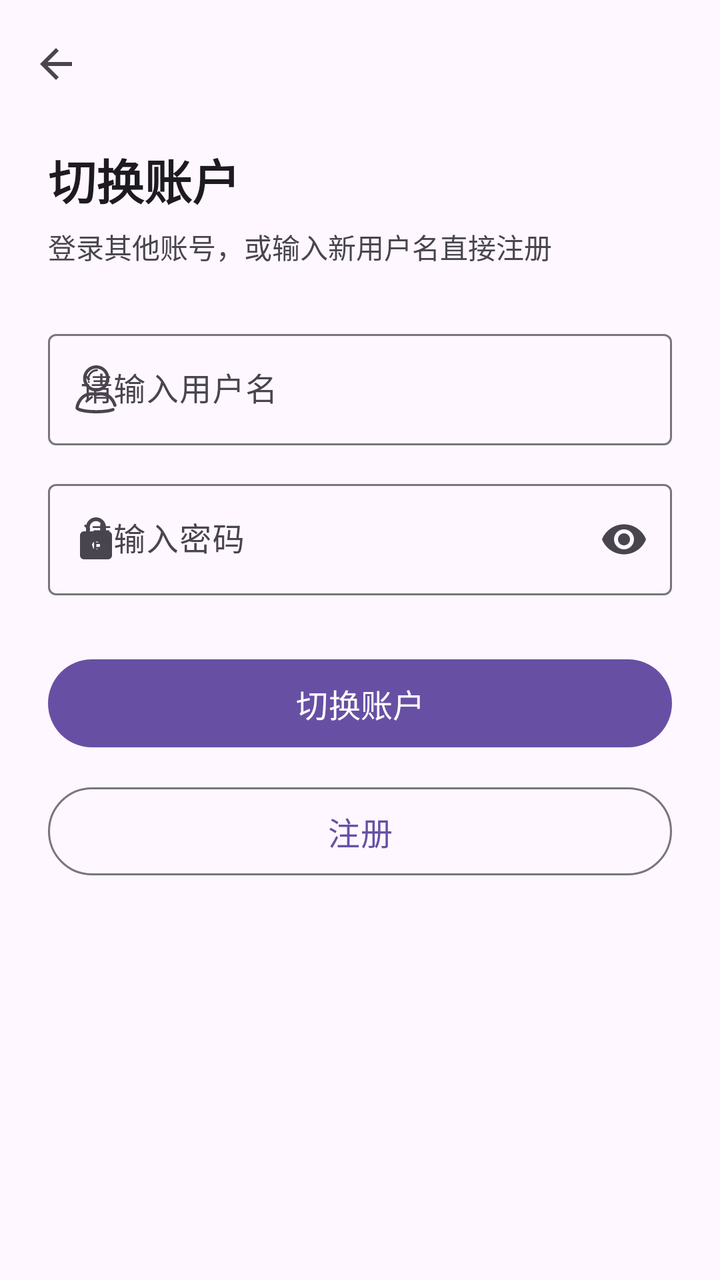
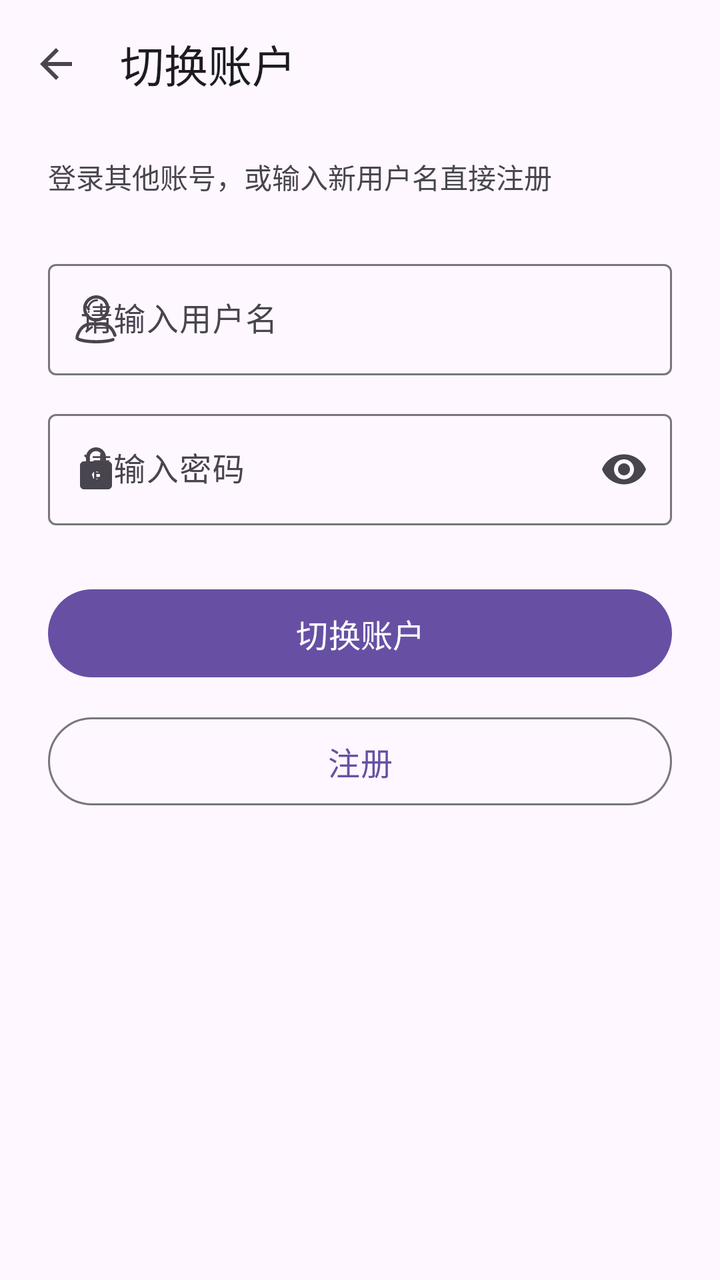

Screens rendered from an Android XML layout before and after an edit, with the pre-edit source and the edit as a unified diff.
<!-- AndroidManifest.xml: application theme Theme.MyProject -->
<!-- res/layout/activity_change_account.xml -->
<?xml version="1.0" encoding="utf-8"?>
<LinearLayout xmlns:android="http://schemas.android.com/apk/res/android"
    xmlns:app="http://schemas.android.com/apk/res-auto"
    xmlns:tools="http://schemas.android.com/tools"
    android:layout_width="match_parent"
    android:layout_height="match_parent"
    android:background="?attr/colorSurface"
    android:fitsSystemWindows="true"
    android:orientation="vertical"
    tools:context=".ui.activity.ChangeAccountActivity">

    
    <com.google.android.material.appbar.MaterialToolbar
        android:id="@+id/toolbar"
        android:layout_width="match_parent"
        android:layout_height="?attr/actionBarSize"
        app:navigationIcon="?attr/homeAsUpIndicator" />

    <ScrollView
        android:id="@+id/main"
        android:layout_width="match_parent"
        android:layout_height="0dp"
        android:layout_weight="1"
        android:fillViewport="true">

        <LinearLayout
            android:layout_width="match_parent"
            android:layout_height="wrap_content"
            android:orientation="vertical"
            android:paddingStart="24dp"
            android:paddingTop="8dp"
            android:paddingEnd="24dp"
            android:paddingBottom="32dp">

            <TextView
                android:layout_width="wrap_content"
                android:layout_height="wrap_content"
                android:text="@string/change_account"
                android:textColor="?attr/colorOnSurface"
                android:textSize="24sp"
                android:textStyle="bold" />

            <TextView
                android:layout_width="match_parent"
                android:layout_height="wrap_content"
                android:layout_marginTop="6dp"
                android:text="@string/change_account_subtitle"
                android:textColor="?attr/colorOnSurfaceVariant"
                android:textSize="14sp" />

            
            <com.google.android.material.textfield.TextInputLayout
                android:id="@+id/username_layout"
                style="@style/Widget.Material3.TextInputLayout.OutlinedBox"
                android:layout_width="match_parent"
                android:layout_height="wrap_content"
                android:layout_marginTop="28dp"
                android:hint="@string/username_hint"
                app:startIconDrawable="@drawable/ic_person"
                app:startIconTint="?attr/colorOnSurfaceVariant">

                <com.google.android.material.textfield.TextInputEditText
                    android:id="@+id/username_et"
                    android:layout_width="match_parent"
                    android:layout_height="wrap_content"
                    android:inputType="text"
                    android:maxLines="1" />
            </com.google.android.material.textfield.TextInputLayout>

            
            <com.google.android.material.textfield.TextInputLayout
                android:id="@+id/password_layout"
                style="@style/Widget.Material3.TextInputLayout.OutlinedBox"
                android:layout_width="match_parent"
                android:layout_height="wrap_content"
                android:layout_marginTop="14dp"
                android:hint="@string/password_hint"
                app:endIconMode="password_toggle"
                app:startIconDrawable="@drawable/ic_lock"
                app:startIconTint="?attr/colorOnSurfaceVariant">

                <com.google.android.material.textfield.TextInputEditText
                    android:id="@+id/password_et"
                    android:layout_width="match_parent"
                    android:layout_height="wrap_content"
                    android:imeOptions="actionDone"
                    android:inputType="textPassword"
                    android:maxLines="1" />
            </com.google.android.material.textfield.TextInputLayout>

            
            <com.google.android.material.button.MaterialButton
                android:id="@+id/change_account_bt"
                android:layout_width="match_parent"
                android:layout_height="52dp"
                android:layout_marginTop="28dp"
                android:text="@string/change_account"
                android:textSize="16sp"
                app:cornerRadius="26dp" />

            
            <com.google.android.material.button.MaterialButton
                android:id="@+id/register_bt"
                style="@style/Widget.Material3.Button.OutlinedButton"
                android:layout_width="match_parent"
                android:layout_height="52dp"
                android:layout_marginTop="12dp"
                android:text="@string/register"
                android:textSize="16sp"
                app:cornerRadius="26dp" />

        </LinearLayout>

    </ScrollView>

</LinearLayout>
<!-- resources referenced by this layout -->
<resources>
  <!-- drawable ic_lock (drawable) -->
  <vector xmlns:android="http://schemas.android.com/apk/res/android"
      android:width="24dp"
      android:height="24dp"
      android:viewportWidth="24"
      android:viewportHeight="24">
      <path
          android:fillColor="#FF000000"
          android:pathData="M18,8h-1V6c0,-2.76 -2.24,-5 -5,-5S7,3.24 7,6v2H6c-1.1,0 -2,0.9 -2,2v10c0,1.1 0.9,2 2,2h12c1.1,0 2,-0.9 2,-2V10c0,-1.1 -0.9,-2 -2,-2zM12,17c-1.1,0 -2,-0.9 -2,-2s0.9,-2 2,-2 2,0.9 2,2 -0.9,2 -2,2zM15.1,8H8.9V6c0,-1.71 1.39,-3.1 3.1,-3.1 1.71,0 3.1,1.39 3.1,3.1v2z" />
  </vector>
  <!-- drawable ic_person (drawable) -->
  <vector xmlns:android="http://schemas.android.com/apk/res/android"
      android:width="24dp"
      android:height="24dp"
      android:viewportWidth="1024"
      android:viewportHeight="1024">
      <path
          android:fillColor="#FF000000"
          android:pathData="M948.8,844c-11.4,-36.7 -31.3,-77.7 -59.6,-122.2 -68,-106.6 -199.3,-162.5 -334.1,-142.1 -24.7,3.6 -50,3.6 -75.2,-0.6 -131.8,-21.7 -261.9,32.5 -331.7,137.9 -49.4,74 -74,139.7 -74,194.4 0,74 222.7,112.6 443.1,112.6 142.1,0 285.3,-16.3 368.4,-47.6 24.7,-9 30.1,-41.5 10.2,-58.4 -9,-7.8 -21.1,-9.6 -32.5,-6 -50,18.7 -157.7,43.3 -346.1,43.3 -237.8,0 -346.8,-39.7 -374.4,-56 3.6,-39.1 24.7,-89.1 62,-145.1 55.4,-83.1 158.9,-125.8 263.7,-108.4 31.9,5.4 65,5.4 96.9,0.6 107.8,-16.3 212.5,27.1 266.1,111.4 24.7,38.5 42.1,74 51.8,104.7 3.6,11.4 12.6,19.9 24.1,22.3l1.8,0.6C934.3,891 956,868.1 948.8,844z" />
      <path
          android:fillColor="#FF000000"
          android:pathData="M516.5,558.7c154.1,0 279.3,-125.2 279.3,-279.3S670.6,0 516.5,0C363,0 237.2,125.2 237.2,279.3S363,558.7 516.5,558.7zM516.5,68c116.2,0 211.3,94.5 211.3,211.3s-94.5,211.3 -211.3,211.3c-116.2,0 -211.3,-94.5 -211.3,-211.3S400.3,68 516.5,68z" />
      <path
          android:fillColor="#FF000000"
          android:pathData="M372,368.4c-3.6,4.2 -9,6 -14.4,6 -5.4,0 -10.8,-2.4 -14.4,-6 -4.2,-4.2 -6,-9.6 -6,-15 0,-5.4 1.8,-11.4 6,-15 7.8,-7.8 21.7,-7.8 29.5,0 4.2,4.2 6,9.6 6,15C378.1,358.8 375.6,364.2 372,368.4z" />
      <path
          android:fillColor="#FF000000"
          android:pathData="M533.4,125.2c-90.9,0 -165.5,77.1 -165.5,171.6 0,12 -9,21.7 -20.5,21.7 -11.4,0 -20.5,-9.6 -20.5,-21.7 0,-118 92.7,-214.3 207.1,-214.3 11.4,0 20.5,9.6 20.5,21.7C553.8,115.6 544.8,125.2 533.4,125.2z" />
  </vector>
  <string name="change_account">切换账户</string>
  <string name="change_account_subtitle">登录其他账号，或输入新用户名直接注册</string>
  <string name="password_hint">请输入密码</string>
  <string name="register">注册</string>
  <string name="username_hint">请输入用户名</string>
  <style name="Theme.MyProject" parent="Base.Theme.MyProject" />
  <style name="Base.Theme.MyProject" parent="Theme.Material3.DayNight.NoActionBar">
          
          
      </style>
</resources>

<!-- the commit's change to res/layout/activity_change_account.xml (unified diff, before → after) -->
@@ -14,7 +14,8 @@
         android:id="@+id/toolbar"
         android:layout_width="match_parent"
         android:layout_height="?attr/actionBarSize"
-        app:navigationIcon="?attr/homeAsUpIndicator" />
+        app:navigationIcon="?attr/homeAsUpIndicator"
+        app:title="@string/change_account"/>
 
     <ScrollView
         android:id="@+id/main"
@@ -32,13 +33,7 @@
             android:paddingEnd="24dp"
             android:paddingBottom="32dp">
 
-            <TextView
-                android:layout_width="wrap_content"
-                android:layout_height="wrap_content"
-                android:text="@string/change_account"
-                android:textColor="?attr/colorOnSurface"
-                android:textSize="24sp"
-                android:textStyle="bold" />
+            
 
             <TextView
                 android:layout_width="match_parent"
